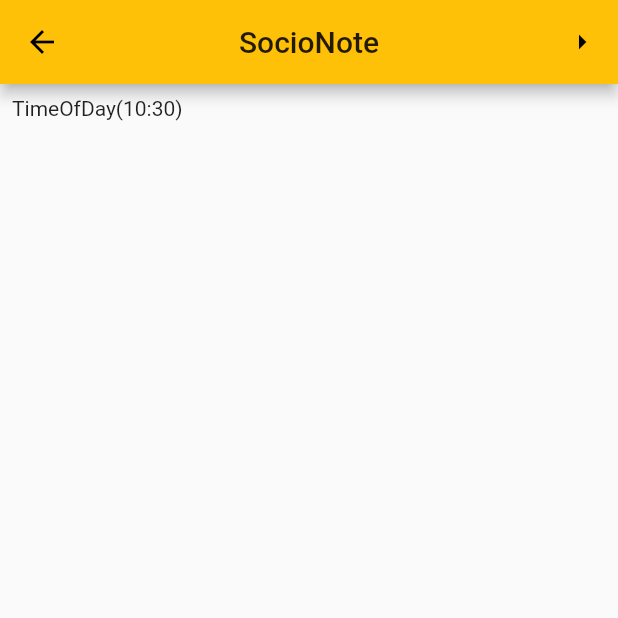
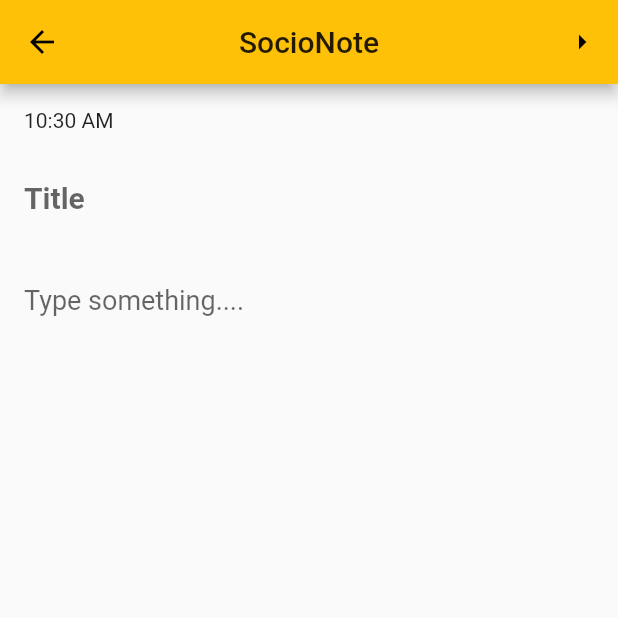
Before and after one commit to ms471841/socionote, a Flutter app: the AddNote screen opened directly, on a phone screen of 412 x 824 dp, the top half of it. Run offline on Flutter 3.47's test engine with Material 2 defaults, Android fonts, the light colour scheme and no system bars.

Commit message:
changes done

```diff
--- a/lib/addNote.dart
+++ b/lib/addNote.dart
@@ -8,10 +8,10 @@
 }
 
 class _AddNoteState extends State<AddNote> {
-
-
-
-
+  TimeOfDay timeOfDay = TimeOfDay.now();
+  DateTime dateTime = DateTime.now();
+  TextEditingController titlecontroller;
+  TextEditingController bodycontroller;
   @override
   Widget build(BuildContext context) {
     return Scaffold(
@@ -23,15 +23,45 @@
         actions: [
           IconButton(
             icon: Icon(Icons.arrow_right),
-            onPressed: () {},
+            onPressed: () {
+              print(titlecontroller.text);
+            },
           ),
         ],
       ),
       body: Padding(
-        padding: const EdgeInsets.all(8.0),
+        padding: const EdgeInsets.all(16),
         child: Column(
+          mainAxisAlignment: MainAxisAlignment.start,
+          crossAxisAlignment: CrossAxisAlignment.start,
           children: [
-            Text(TimeOfDay.now().toString()),
+            Text(
+              timeOfDay.format(context),
+            ),
+            SizedBox(height: 20),
+            TextField(
+              controller: titlecontroller,
+              style: TextStyle(
+                fontSize: 20,
+                fontWeight: FontWeight.w600,
+              ),
+              decoration: InputDecoration(
+                hintText: "Title",
+                enabledBorder: InputBorder.none,
+              ),
+            ),
+            SizedBox(height: 20),
+            TextField(
+              controller: bodycontroller,
+              keyboardType: TextInputType.multiline,
+              style: TextStyle(
+                fontSize: 18,
+              ),
+              decoration: InputDecoration(
+                hintText: "Type something....",
+                enabledBorder: InputBorder.none,
+              ),
+            ),
           ],
         ),
       ),
```
